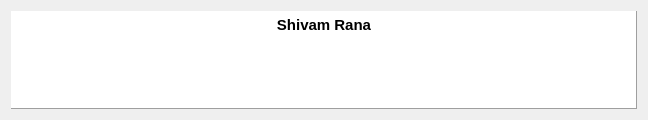
Qt form GUI/quoto.ui (TrigonaMinima/Quoto) before a commit.
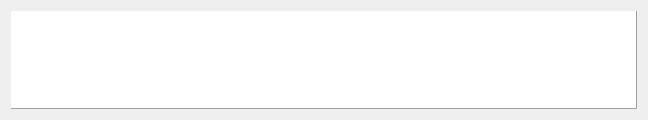
The same form after that commit.

The edit to the form file:
```diff
--- a/GUI/quoto.ui
+++ b/GUI/quoto.ui
@@ -24,10 +24,20 @@
      </property>
      <property name="font">
       <font>
-       <weight>75</weight>
-       <bold>true</bold>
+       <family>Ubuntu</family>
+       <pointsize>12</pointsize>
+       <weight>50</weight>
+       <bold>false</bold>
+       <underline>false</underline>
+       <strikeout>false</strikeout>
       </font>
      </property>
+     <property name="focusPolicy">
+      <enum>Qt::WheelFocus</enum>
+     </property>
+     <property name="layoutDirection">
+      <enum>Qt::LeftToRight</enum>
+     </property>
      <property name="autoFillBackground">
       <bool>true</bool>
      </property>
@@ -44,8 +54,8 @@
       <string>&lt;!DOCTYPE HTML PUBLIC &quot;-//W3C//DTD HTML 4.0//EN&quot; &quot;http://www.w3.org/TR/REC-html40/strict.dtd&quot;&gt;
 &lt;html&gt;&lt;head&gt;&lt;meta name=&quot;qrichtext&quot; content=&quot;1&quot; /&gt;&lt;style type=&quot;text/css&quot;&gt;
 p, li { white-space: pre-wrap; }
-&lt;/style&gt;&lt;/head&gt;&lt;body style=&quot; font-family:'WenQuanYi Micro Hei'; font-size:11pt; font-weight:600; font-style:normal;&quot;&gt;
-&lt;p align=&quot;center&quot; style=&quot; margin-top:0px; margin-bottom:0px; margin-left:0px; margin-right:0px; -qt-block-indent:0; text-indent:0px;&quot;&gt;Shivam Rana&lt;/p&gt;&lt;/body&gt;&lt;/html&gt;</string>
+&lt;/style&gt;&lt;/head&gt;&lt;body style=&quot; font-family:'Ubuntu'; font-size:12pt; font-weight:400; font-style:normal;&quot;&gt;
+&lt;p align=&quot;center&quot; style=&quot;-qt-paragraph-type:empty; margin-top:12px; margin-bottom:12px; margin-left:0px; margin-right:0px; -qt-block-indent:0; text-indent:0px;&quot;&gt;&lt;br /&gt;&lt;/p&gt;&lt;/body&gt;&lt;/html&gt;</string>
      </property>
      <property name="overwriteMode">
       <bool>false</bool>
```
Left out of the diff: 5 changed lines with no effect on the pictures.
